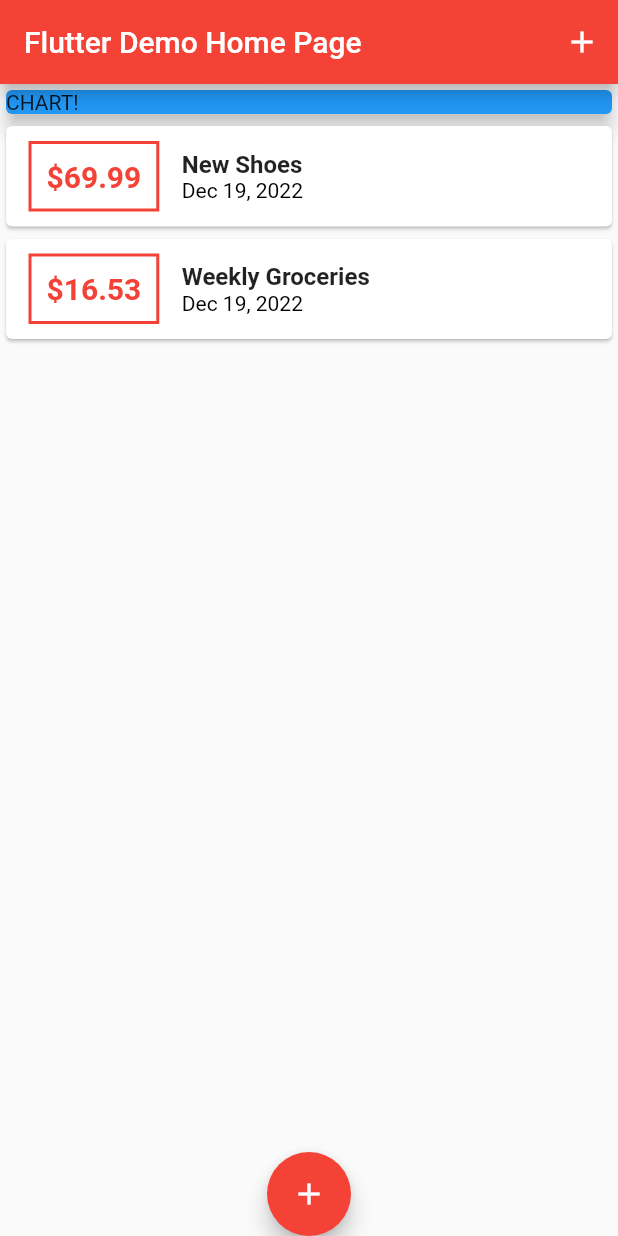
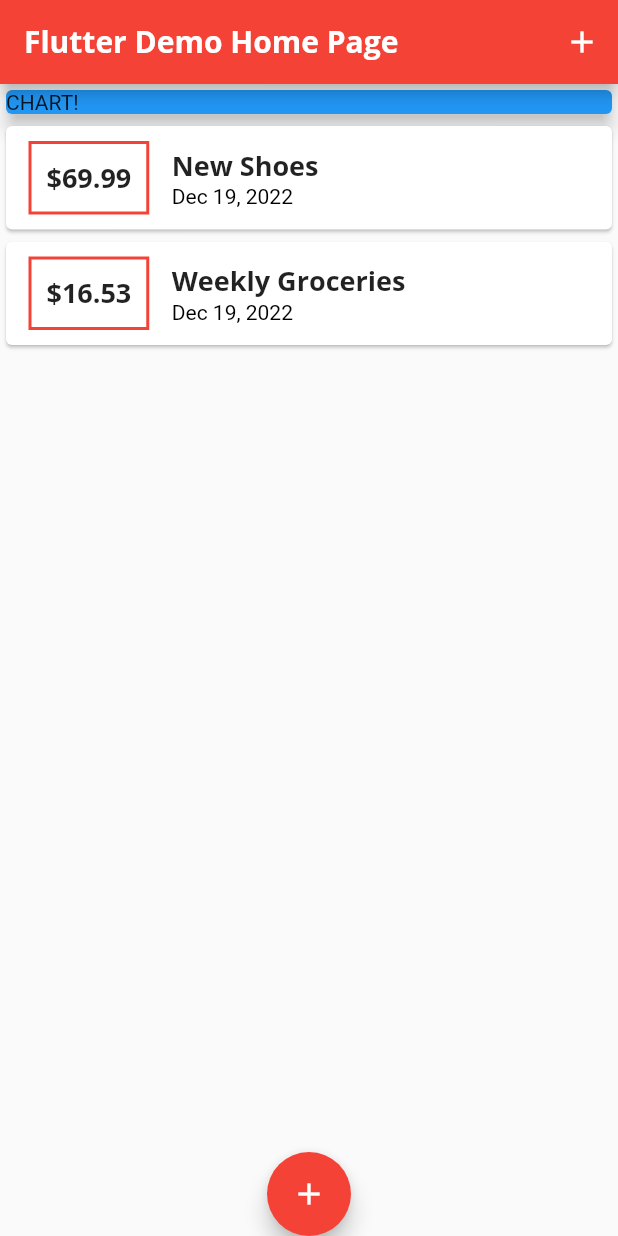
Before and after one commit to sinjikoro/personal_expenses, a Flutter app: the screen it shows after launch, on a phone screen of 412 x 824 dp. Run offline on Flutter 3.47's test engine with Material 2 defaults, Android fonts, the phone set to English and light mode, and no system bars.

Commit message:
97. Custom Fonts & Working with Text Themes

```diff
--- a/lib/main.dart
+++ b/lib/main.dart
@@ -16,6 +16,21 @@ class MyApp extends StatelessWidget {
       title: 'Flutter Demo',
       theme: ThemeData(
         primarySwatch: Colors.red,
+        fontFamily: 'Quicksand',
+        textTheme: ThemeData.light().textTheme.copyWith(
+              titleMedium: const TextStyle(
+                fontFamily: 'OpenSans',
+                fontSize: 18,
+                fontWeight: FontWeight.bold,
+              ),
+            ),
+        appBarTheme: const AppBarTheme(
+          titleTextStyle: TextStyle(
+            fontFamily: 'OpenSans',
+            fontSize: 20,
+            fontWeight: FontWeight.bold,
+          ),
+        ),
       ),
       home: MyHomePage(title: 'Flutter Demo Home Page'),
     );
@@ -69,7 +84,10 @@ class _MyHomePageState extends State<MyHomePage> {
   Widget build(BuildContext context) {
     return Scaffold(
       appBar: AppBar(
-        title: Text(widget.title),
+        title: Text(
+          widget.title,
+          style: Theme.of(context).appBarTheme.titleTextStyle,
+        ),
         actions: <Widget>[
           IconButton(
             icon: const Icon(Icons.add),
--- a/lib/widgets/transaction_list.dart
+++ b/lib/widgets/transaction_list.dart
@@ -28,11 +28,7 @@ class TransactionList extends StatelessWidget {
                     padding: const EdgeInsets.all(10),
                     child: Text(
                       '\$${transactions[index].amount.toStringAsFixed(2)}',
-                      style: TextStyle(
-                        fontWeight: FontWeight.bold,
-                        fontSize: 20,
-                        color: Theme.of(context).primaryColor,
-                      ),
+                      style: Theme.of(context).textTheme.titleMedium,
                     ),
                   ),
                   Column(
@@ -40,10 +36,7 @@ class TransactionList extends StatelessWidget {
                     children: <Widget>[
                       Text(
                         transactions[index].title,
-                        style: const TextStyle(
-                          fontSize: 16,
-                          fontWeight: FontWeight.bold,
-                        ),
+                        style: Theme.of(context).textTheme.titleMedium,
                       ),
                       Text(
                         DateFormat.yMMMd().format(transactions[index].date),
```
Also changed, not shown: pubspec.yaml (+11 -6 lines), assets/fonts/OpenSans-Bold.ttf (added), assets/fonts/OpenSans-Regular.ttf (added), assets/fonts/Quicksand-Bold.ttf (added), assets/fonts/Quicksand-Light.ttf (added), assets/fonts/Quicksand-Medium.ttf (added), assets/fonts/Quicksand-Regular.ttf (added).
